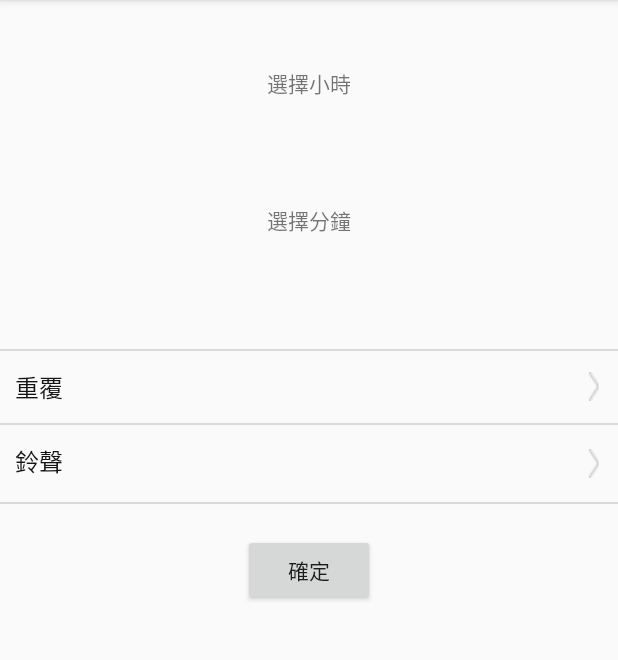
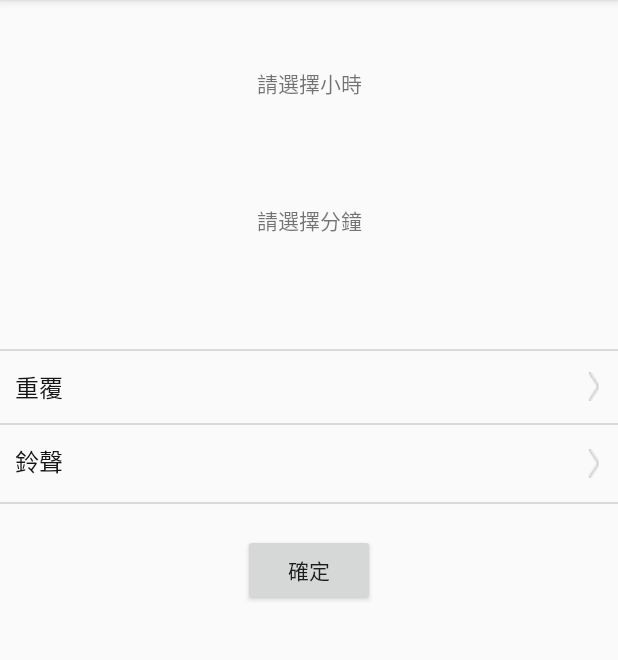
Before and after one commit to weiwei01/Android-AlarmClockForBlind, an Android app: the screen it shows after launch (MainActivity), on a phone screen of 412 x 824 dp, the part 84-744 px from its top. Run offline under Robolectric (Android 15) with nearby library versions, the phone set to English and light mode, and no system bars; libraries missing offline, so code that uses them is left out: com.bigkoo.pickerview; 4 statements that could not run were skipped.

```diff
--- a/Android-AlarmClockForBlind/app/build.gradle
+++ b/Android-AlarmClockForBlind/app/build.gradle
@@ -8,8 +8,8 @@ android {
         applicationId "com.weiwei01.alarmmanager.clock"
         minSdkVersion 15
         targetSdkVersion 23
-        versionCode 101
-        versionName "1.0.1"
+        versionCode 102
+        versionName "1.0.2"
     }
     buildTypes {
         release {
--- a/Android-AlarmClockForBlind/app/src/main/res/layout/activity_main.xml
+++ b/Android-AlarmClockForBlind/app/src/main/res/layout/activity_main.xml
@@ -17,7 +17,7 @@
         android:gravity="center"
         android:paddingBottom="8dp"
         android:paddingTop="8dp"
-        android:text="選擇小時"
+        android:text="@string/pleasechoosehours"
         android:layout_weight="0.08" />
 
     <TextView
@@ -28,7 +28,7 @@
         android:gravity="center"
         android:paddingBottom="8dp"
         android:paddingTop="8dp"
-        android:text="選擇分鐘"
+        android:text="@string/pleasechooseminutes"
         android:layout_weight="0.08" />
 
     <TextView
@@ -46,7 +46,7 @@
             android:id="@+id/tv_repeat"
             style="@style/item_text_style"
             android:layout_alignParentLeft="true"
-            android:text="重覆"/>
+            android:text="@string/repeat"/>
 
         <TextView
             android:id="@+id/arrow_one"
@@ -82,7 +82,7 @@
             android:id="@+id/ring_tv"
             style="@style/item_text_style"
             android:layout_alignParentLeft="true"
-            android:text="鈴聲"/>
+            android:text="@string/ringsound"/>
 
         <TextView
             android:id="@+id/arrow_two"
@@ -116,6 +116,6 @@
         android:layout_height="wrap_content"
         android:layout_gravity="center_horizontal"
         android:layout_marginTop="20dp"
-        android:text="確定"/>
+        android:text="@string/cycle_sure"/>
 
 </LinearLayout>
--- a/Android-AlarmClockForBlind/app/src/main/res/layout/selectremindcycle_pop_window.xml
+++ b/Android-AlarmClockForBlind/app/src/main/res/layout/selectremindcycle_pop_window.xml
@@ -22,7 +22,7 @@
             android:layout_marginBottom="10dp"
             android:layout_marginTop="10dp"
             android:drawableRight="@null"
-            android:text="只響一次"
+            android:text="@string/ringonce"
             android:textColor="@color/black_33"
             android:textSize="20sp"/>
 
@@ -35,7 +35,7 @@
             android:layout_marginBottom="10dp"
             android:layout_marginTop="10dp"
             android:drawableRight="@null"
-            android:text="每天"
+            android:text="@string/ringeveryday"
             android:textColor="@color/black_33"
             android:textSize="20sp"/>
 
--- a/Android-AlarmClockForBlind/app/src/main/res/layout/selectremindway_pop_window.xml
+++ b/Android-AlarmClockForBlind/app/src/main/res/layout/selectremindway_pop_window.xml
@@ -37,7 +37,7 @@
             android:layout_marginTop="10dp"
             android:drawableRight="@null"
             android:gravity="center"
-            android:text="@string/ring"
+            android:text="@string/ringsound"
             android:textColor="@color/black_33"
             android:textSize="20sp" />
 
--- a/Android-AlarmClockForBlind/app/src/main/res/values/strings.xml
+++ b/Android-AlarmClockForBlind/app/src/main/res/values/strings.xml
@@ -9,5 +9,21 @@
     <string name="sun">周日</string>
     <string name="cycle_sure">確定</string>
     <string name="vibration">震動</string>
-    <string name="ring">鈴聲</string>
+    <string name="ringsound">鈴聲</string>
+    <string name="repeat">重覆</string>
+    <string name="notify">鈴聲</string>
+    <string name="ringonce">只響一次</string>
+    <string name="ringeveryday">每天都響</string>
+
+
+    <string name="alarmring">鬧鐘響了</string>
+    <string name="hours">時</string>
+    <string name="minutes">分</string>
+    <string name="alarmsettingsuccessful">鬧鐘設置成功</string>
+    <string name="pleasechoosehours">請選擇小時</string>
+    <string name="pleasechooseminutes">請選擇分鐘</string>
+    <string name="youchose">您選擇的是</string>
+
+
+
 </resources>
```
Also changed, not shown: Android-AlarmClockForBlind/app/src/main/java/com/weiwei01/alarmmanager/clock/MainActivity.java (+19 -12 lines), 5 other files.
